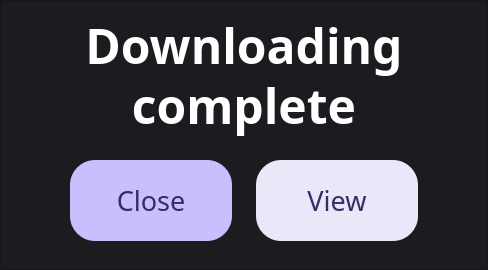
Before: the Qt Designer form project3.ui in GitBon25/TubeThief, drawn with Qt 5.
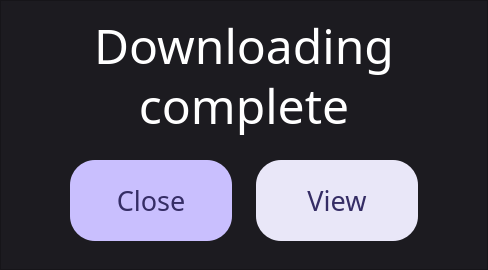
After: the same form once the commit is applied.

Patch:
```diff
--- a/project3.ui
+++ b/project3.ui
@@ -79,10 +79,10 @@
      </property>
      <property name="font">
       <font>
-       <family>Product Sans</family>
+       <family>ProductBold</family>
        <pointsize>36</pointsize>
-       <weight>75</weight>
-       <bold>true</bold>
+       <weight>50</weight>
+       <bold>false</bold>
       </font>
      </property>
      <property name="layoutDirection">
@@ -126,10 +126,10 @@
      </property>
      <property name="font">
       <font>
-       <family>Product Sans</family>
+       <family>ProductBold</family>
        <pointsize>36</pointsize>
-       <weight>75</weight>
-       <bold>true</bold>
+       <weight>50</weight>
+       <bold>false</bold>
       </font>
      </property>
      <property name="layoutDirection">
```
